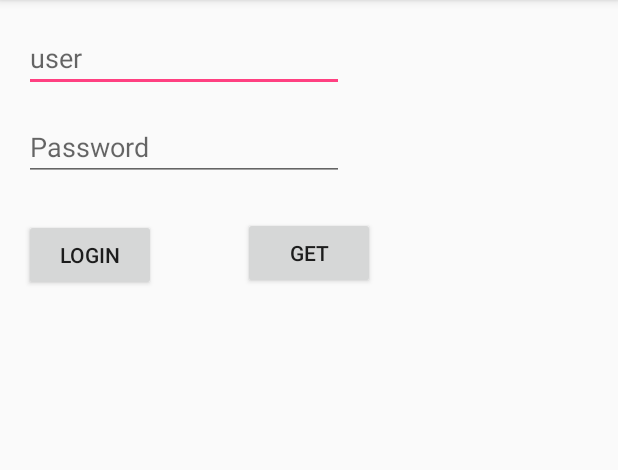
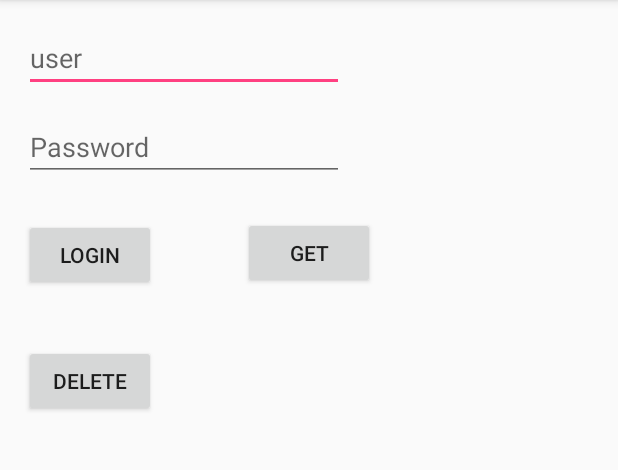
Before and after one commit to AlucardLogistics/MVPDemo, an Android app: the screen it shows after launch (MainActivity), on a phone screen of 412 x 824 dp, the part 84-554 px from its top. Run offline under Robolectric (Android 15) with nearby library versions, the phone set to English and light mode, and no system bars; 2 statements that could not run were skipped.

Commit message:
implemented delete

```diff
--- a/app/src/main/java/com/example/sadic/mvpdemo/data/DataManager.java
+++ b/app/src/main/java/com/example/sadic/mvpdemo/data/DataManager.java
@@ -32,6 +32,6 @@ public class DataManager implements IDataManager {
 
     @Override
     public void deleteRow() {
-
+        idbHelper.deleteRow();
     }
 }
--- a/app/src/main/java/com/example/sadic/mvpdemo/ui/main/Presenter.java
+++ b/app/src/main/java/com/example/sadic/mvpdemo/ui/main/Presenter.java
@@ -1,5 +1,6 @@
 package com.example.sadic.mvpdemo.ui.main;
 
+import android.content.Context;
 import android.view.View;
 
 import com.example.sadic.mvpdemo.R;
@@ -10,16 +11,20 @@ public class Presenter implements IPresenter, IDataManager.OnResponseListener {
 
     IView iView;
     IDataManager iDataManager;
+    Context context;
 
     public Presenter(MainActivity mainActivity) {
         iView = mainActivity;
         iDataManager = new DataManager(mainActivity);
+        context = mainActivity;
     }
 
     @Override
     public void onButtonClicked(View view) {
         switch (view.getId()) {
             case R.id.btLogin:
+                //this should start your second activity from presenter
+                //context.startActivity(iView, SecondActivity.class);
                 iView.showToast("MY TOAST");
                 String[] data = iView.bundleData();
                 //iDataManager.readRow(this);
@@ -27,6 +32,9 @@ public class Presenter implements IPresenter, IDataManager.OnResponseListener {
                 break;
             case R.id.btnGet:
                 iDataManager.readRow(this);
+                break;
+            case R.id.btn_delete:
+                iDataManager.deleteRow();
                 break;
         }
     }
--- a/app/src/main/res/layout/activity_main.xml
+++ b/app/src/main/res/layout/activity_main.xml
@@ -62,4 +62,16 @@
         android:layout_marginTop="80dp"
         app:layout_constraintStart_toStartOf="@+id/btnGet"
         app:layout_constraintTop_toBottomOf="@+id/btnGet" />
+
+    <Button
+        android:id="@+id/btn_delete"
+        android:layout_width="wrap_content"
+        android:layout_height="wrap_content"
+        android:layout_marginLeft="16dp"
+        android:layout_marginStart="16dp"
+        android:layout_marginTop="36dp"
+        android:text="Delete"
+        android:onClick="handleMethod"
+        app:layout_constraintStart_toStartOf="parent"
+        app:layout_constraintTop_toBottomOf="@+id/btLogin" />
 </android.support.constraint.ConstraintLayout>
```
Also changed, not shown: app/src/main/java/com/example/sadic/mvpdemo/data/database/DbHelper.java (+6 -1 lines).
